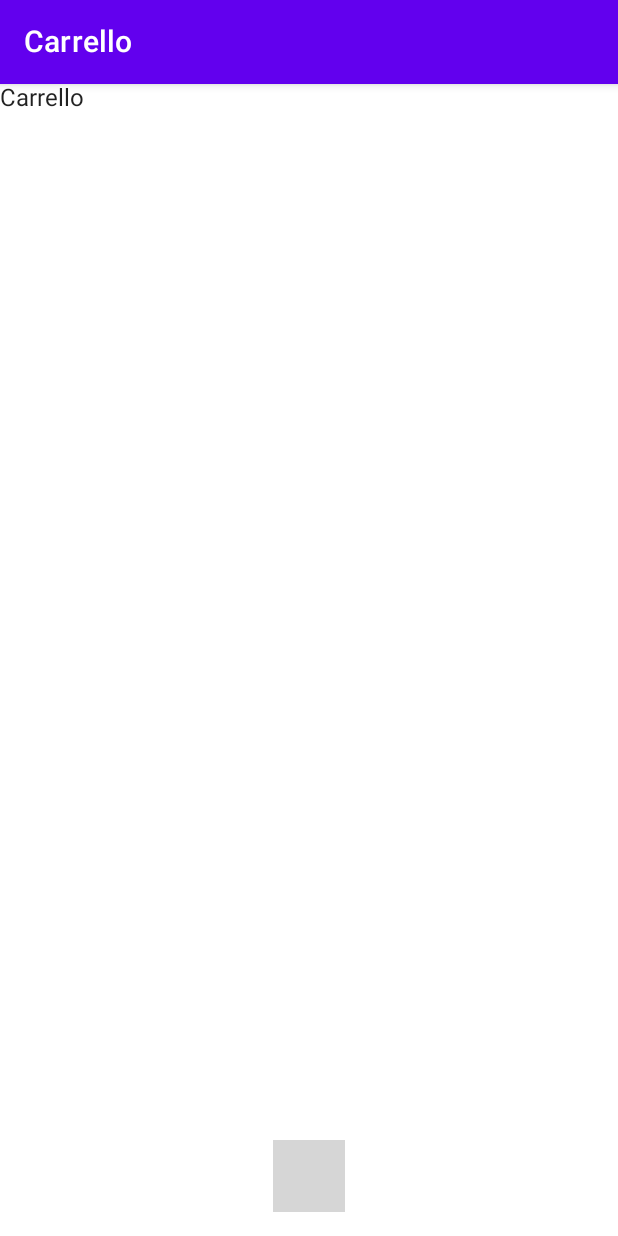
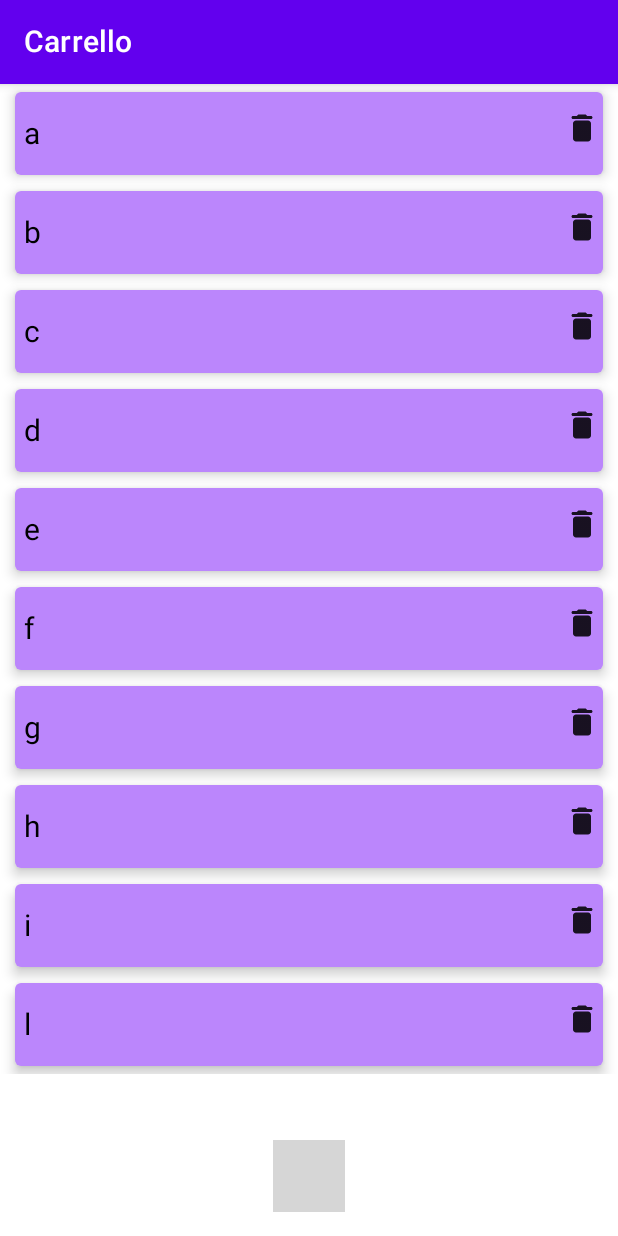
Before and after one commit to AlessandraPastore/ComposeApplication, an Android app built with Jetpack Compose: the Carrello screen opened through its navigation route, on a phone screen of 412 x 824 dp. Run offline under Robolectric (Android 15) with nearby library versions, the phone set to English and light mode, and no system bars; 3 statements that could not run were skipped; grey boxes are pictures that could not be loaded.

Commit message:
reactingLists

```diff
--- a/app/src/main/java/com/example/myapplication/Carrello.kt
+++ b/app/src/main/java/com/example/myapplication/Carrello.kt
@@ -1,11 +1,19 @@
 package com.example.myapplication
 
+import androidx.compose.animation.ExperimentalAnimationApi
+import androidx.compose.foundation.layout.Box
+import androidx.compose.foundation.layout.fillMaxWidth
+import androidx.compose.foundation.layout.height
 import androidx.compose.material.Scaffold
 import androidx.compose.material.Text
 import androidx.compose.material.TopAppBar
 import androidx.compose.runtime.Composable
+import androidx.compose.ui.Modifier
 import androidx.compose.ui.res.stringResource
+import androidx.compose.ui.unit.dp
+import com.example.myapplication.reactingLists.removeCarrello
 
+@ExperimentalAnimationApi
 @Composable
 fun Carrello(){
     Scaffold(
@@ -15,6 +23,8 @@ fun Carrello(){
             })
         }
     ){
-        Text(stringResource(R.string.carrello))
+
+        removeCarrello()
+
     }
 }
--- a/app/src/main/java/com/example/myapplication/Home.kt
+++ b/app/src/main/java/com/example/myapplication/Home.kt
@@ -2,7 +2,6 @@ package com.example.myapplication
 
 import androidx.compose.foundation.BorderStroke
 import androidx.compose.foundation.background
-import androidx.compose.foundation.clickable
 import androidx.compose.foundation.gestures.detectTapGestures
 import androidx.compose.foundation.layout.*
 import androidx.compose.foundation.lazy.LazyColumn
@@ -34,10 +33,11 @@ fun Home() {
                 else -> TopBar(expanded, searching)
             }
 
-        }
+        },
     )
     {
         ScrollableLIst(longPressed)
+
     }
 }
 
@@ -159,7 +159,7 @@ fun ScrollableLIst(longPressed: MutableState<Boolean>) {
             Row(modifier = Modifier.fillParentMaxWidth()) {
                 Card(
                     backgroundColor = MaterialTheme.colors.surface,
-                    elevation = 5.dp,
+                    elevation = 10.dp,
                     modifier = Modifier
                         .fillParentMaxWidth()
                         .padding(10.dp)
--- a/app/src/main/java/com/example/myapplication/MainActivity.kt
+++ b/app/src/main/java/com/example/myapplication/MainActivity.kt
@@ -3,12 +3,14 @@ package com.example.myapplication
 import android.os.Bundle
 import androidx.activity.ComponentActivity
 import androidx.activity.compose.setContent
+import androidx.compose.animation.ExperimentalAnimationApi
 import androidx.compose.foundation.isSystemInDarkTheme
 import androidx.compose.runtime.mutableStateOf
 import androidx.compose.runtime.remember
 import com.example.myapplication.ui.theme.MyApplicationTheme
 
 class MainActivity : ComponentActivity() {
+    @ExperimentalAnimationApi
     override fun onCreate(savedInstanceState: Bundle?) {
         super.onCreate(savedInstanceState)
         setContent {
--- a/app/src/main/java/com/example/myapplication/MainScreen.kt
+++ b/app/src/main/java/com/example/myapplication/MainScreen.kt
@@ -1,6 +1,7 @@
 package com.example.myapplication
 
 
+import androidx.compose.animation.ExperimentalAnimationApi
 import androidx.compose.foundation.layout.Box
 import androidx.compose.foundation.layout.offset
 import androidx.compose.foundation.shape.CircleShape
@@ -19,6 +20,7 @@ import androidx.navigation.compose.navigate
 import androidx.navigation.compose.rememberNavController
 
 
+@ExperimentalAnimationApi
 @Composable
 fun MainScreen(enableDarkMode: MutableState<Boolean>) {
     val navController = rememberNavController()
@@ -31,12 +33,13 @@ fun MainScreen(enableDarkMode: MutableState<Boolean>) {
         isFloatingActionButtonDocked = true,
         floatingActionButtonPosition = FabPosition.Center,
         bottomBar = {
-
             if(currentRoute != Screen.NuovaRicetta.route)   BottomBar(navController, currentRoute)  //la bottom bar non si mostra su NuovaRicetta
         },
 
     ){
+
         NavConfig(navController,enableDarkMode)
+
     }
 
 
--- /dev/null
+++ b/app/src/main/java/com/example/myapplication/reactingLists/removeCarrello.kt
@@ -0,0 +1,77 @@
+package com.example.myapplication.reactingLists
+
+import androidx.compose.animation.AnimatedVisibility
+import androidx.compose.animation.ExperimentalAnimationApi
+import androidx.compose.animation.expandVertically
+import androidx.compose.animation.shrinkVertically
+import androidx.compose.foundation.layout.Arrangement
+import androidx.compose.foundation.layout.Row
+import androidx.compose.foundation.layout.fillMaxWidth
+import androidx.compose.foundation.layout.padding
+import androidx.compose.foundation.lazy.LazyColumn
+import androidx.compose.foundation.lazy.itemsIndexed
+import androidx.compose.foundation.shape.RoundedCornerShape
+import androidx.compose.material.*
+import androidx.compose.material.icons.Icons
+import androidx.compose.material.icons.rounded.Delete
+import androidx.compose.runtime.Composable
+import androidx.compose.runtime.mutableStateListOf
+import androidx.compose.runtime.remember
+import androidx.compose.ui.Modifier
+import androidx.compose.ui.graphics.Color
+import androidx.compose.ui.text.TextStyle
+import androidx.compose.ui.text.style.TextAlign
+import androidx.compose.ui.unit.dp
+import androidx.compose.ui.unit.sp
+
+@ExperimentalAnimationApi
+@Composable
+fun removeCarrello() {
+
+    var ingredientList = mutableListOf<String>("a","b","c","d","e","f","g","h","i","l")    //me la dovrà dare il viewModel
+    val deletedIngredientList = remember { mutableStateListOf<String>() }
+
+    LazyColumn(
+        modifier = Modifier.fillMaxWidth()
+    ) {
+        itemsIndexed(items = ingredientList,
+            itemContent = { _, ingredient ->
+
+                AnimatedVisibility(
+                    visible = !deletedIngredientList.contains(ingredient),
+                    enter = expandVertically(),
+                    exit = shrinkVertically()
+                ) {
+                    Card(
+                        backgroundColor = MaterialTheme.colors.surface,
+                        elevation = 5.dp,
+                        shape = RoundedCornerShape(4.dp),
+                        modifier = Modifier
+                            .fillParentMaxWidth()
+                            .padding(start = 10.dp, top = 5.dp, bottom = 5.dp, end = 10.dp)
+                    ) {
+                        Row(
+                            modifier = Modifier.fillParentMaxWidth(),
+                            horizontalArrangement = Arrangement.SpaceBetween
+                        ) {
+                            Text(
+                                ingredient, style = TextStyle(
+                                    color = Color.Black,
+                                    fontSize = 20.sp,
+                                    textAlign = TextAlign.Center
+                                ), modifier = Modifier.padding(16.dp)
+                            )
+                            IconButton(
+                                onClick = {
+                                    deletedIngredientList.add(ingredient)
+                                    //ingredientList.remove(ingredient)   //crash, ma tanto dovrà farlo il viewmodel questo
+                                }
+                            ) {
+                                Icon(Icons.Rounded.Delete,"")
+                            }
+                        }
+                    }
+                }
+            })
+    }
+}
```
Also changed, not shown: app/src/main/java/com/example/myapplication/Navigation.kt (+7 -1 lines), app/src/main/java/com/example/myapplication/NuovaRicetta.kt (+15 -115 lines), app/src/main/java/com/example/myapplication/reactingLists/addIngredientCard.kt (added, +129 -0 lines).
